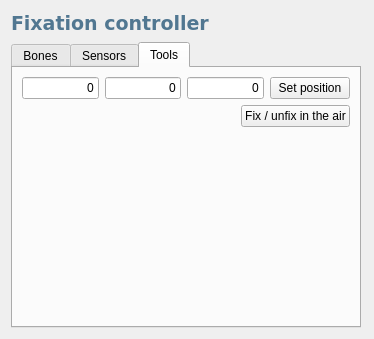
GeneCraft/GeneCraft-Project, file src/genelab/core/ui/widgets/entities/fixationproperties.ui: the form before one commit.
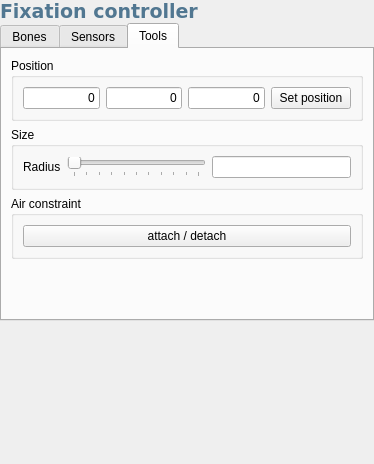
The form after the commit. The open tabs and pages were chosen to show the change. Icons and pictures are not drawn.

Commit message: * interface (mise en forme, stepper dans toolbar, resize fix radius) * synchronisation des events avec le rendu (simulationmanager) * refactoring : eventmanager -> eventsmanager

The edit to the form file:
```diff
--- a/src/genelab/core/ui/widgets/entities/fixationproperties.ui
+++ b/src/genelab/core/ui/widgets/entities/fixationproperties.ui
@@ -7,28 +7,28 @@
     <x>0</x>
     <y>0</y>
     <width>374</width>
-    <height>339</height>
+    <height>464</height>
    </rect>
   </property>
   <property name="sizePolicy">
-   <sizepolicy hsizetype="Preferred" vsizetype="Preferred">
+   <sizepolicy hsizetype="Expanding" vsizetype="Expanding">
     <horstretch>0</horstretch>
     <verstretch>0</verstretch>
    </sizepolicy>
   </property>
-  <property name="maximumSize">
-   <size>
-    <width>374</width>
-    <height>16777215</height>
-   </size>
-  </property>
   <property name="windowTitle">
    <string>Form</string>
   </property>
   <layout class="QVBoxLayout" name="verticalLayout">
+   <property name="spacing">
+    <number>0</number>
+   </property>
    <property name="sizeConstraint">
     <enum>QLayout::SetDefaultConstraint</enum>
    </property>
+   <property name="margin">
+    <number>0</number>
+   </property>
    <item>
     <widget class="QLabel" name="lFormTitle">
      <property name="font">
@@ -50,28 +50,10 @@
    </item>
    <item>
     <widget class="QTabWidget" name="tabWidget_2">
-     <property name="sizePolicy">
-      <sizepolicy hsizetype="MinimumExpanding" vsizetype="Minimum">
-       <horstretch>0</horstretch>
-       <verstretch>0</verstretch>
-      </sizepolicy>
-     </property>
-     <property name="minimumSize">
-      <size>
-       <width>0</width>
-       <height>0</height>
-      </size>
-     </property>
-     <property name="maximumSize">
-      <size>
-       <width>350</width>
-       <height>16777215</height>
-      </size>
-     </property>
      <property name="currentIndex">
       <number>0</number>
      </property>
-     <widget class="QWidget" name="tab">
+     <widget class="QWidget" name="tabBones">
       <attribute name="icon">
        <iconset resource="../../../ressources/ressources.qrc">
         <normaloff>:/img/icons/bone</normaloff>:/img/icons/bone</iconset>
@@ -221,7 +203,7 @@
        </item>
       </layout>
      </widget>
-     <widget class="QWidget" name="tab_3">
+     <widget class="QWidget" name="tabSensors">
       <attribute name="icon">
        <iconset resource="../../../ressources/ressources.qrc">
         <normaloff>:/img/icons/sensor</normaloff>:/img/icons/sensor</iconset>
@@ -230,7 +212,7 @@
        <string>Sensors</string>
       </attribute>
       <layout class="QGridLayout" name="gridLayout_3">
-       <item row="0" column="0">
+       <item row="0" column="0" colspan="4">
         <widget class="QComboBox" name="cbSensors">
          <property name="minimumSize">
           <size>
@@ -255,7 +237,7 @@
          </item>
         </widget>
        </item>
-       <item row="1" column="0" colspan="2">
+       <item row="1" column="0" rowspan="2">
         <widget class="QListWidget" name="listSensors">
          <property name="sizePolicy">
           <sizepolicy hsizetype="Expanding" vsizetype="Minimum">
@@ -265,7 +247,7 @@
          </property>
         </widget>
        </item>
-       <item row="0" column="1">
+       <item row="1" column="2">
         <widget class="QPushButton" name="pbAddSensor">
          <property name="minimumSize">
           <size>
@@ -282,9 +264,25 @@
          </property>
         </widget>
        </item>
+       <item row="2" column="2" rowspan="3">
+        <widget class="QPushButton" name="pushButton">
+         <property name="enabled">
+          <bool>false</bool>
+         </property>
+         <property name="minimumSize">
+          <size>
+           <width>0</width>
+           <height>40</height>
+          </size>
+         </property>
+         <property name="text">
+          <string>Delete</string>
+         </property>
+        </widget>
+       </item>
       </layout>
      </widget>
-     <widget class="QWidget" name="tab_4">
+     <widget class="QWidget" name="tabTools">
       <attribute name="icon">
        <iconset resource="../../../ressources/ressources.qrc">
         <normaloff>:/img/icons/wrench</normaloff>:/img/icons/wrench</iconset>
@@ -293,6 +291,12 @@
        <string>Tools</string>
       </attribute>
       <layout class="QGridLayout" name="gridLayout_2">
+       <item row="3" column="0">
+        <widget class="QGroupBox" name="groupBox_2">
+         <property name="title">
+          <string>Position</string>
+         </property>
+         <layout class="QGridLayout" name="gridLayout_5">
        <item row="0" column="0">
         <widget class="QLineEdit" name="leX">
          <property name="text">
@@ -323,37 +327,6 @@
          </property>
         </widget>
        </item>
-       <item row="1" column="0" colspan="4">
-        <layout class="QHBoxLayout" name="horizontalLayout">
-         <item>
-          <spacer name="horizontalSpacer">
-           <property name="orientation">
-            <enum>Qt::Horizontal</enum>
-           </property>
-           <property name="sizeHint" stdset="0">
-            <size>
-             <width>40</width>
-             <height>20</height>
-            </size>
-           </property>
-          </spacer>
-         </item>
-         <item>
-          <widget class="QPushButton" name="pbFixInTheAir">
-           <property name="enabled">
-            <bool>true</bool>
-           </property>
-           <property name="text">
-            <string>Fix / unfix in the air</string>
-           </property>
-           <property name="icon">
-            <iconset resource="../../../ressources/ressources.qrc">
-             <normaloff>:/img/icons/thumbtack</normaloff>:/img/icons/thumbtack</iconset>
-           </property>
-          </widget>
-         </item>
-        </layout>
-       </item>
        <item row="0" column="3">
         <widget class="QPushButton" name="pbSetPosition">
          <property name="text">
@@ -361,7 +334,48 @@
          </property>
         </widget>
        </item>
-       <item row="2" column="2">
+         </layout>
+        </widget>
+       </item>
+       <item row="4" column="0">
+        <widget class="QGroupBox" name="groupBox">
+         <property name="title">
+          <string>Size</string>
+         </property>
+         <layout class="QGridLayout" name="gridLayout_4">
+          <item row="0" column="1">
+           <widget class="QSlider" name="sRadius">
+            <property name="minimum">
+             <number>1</number>
+            </property>
+            <property name="maximum">
+             <number>10000</number>
+            </property>
+            <property name="orientation">
+             <enum>Qt::Horizontal</enum>
+            </property>
+            <property name="tickPosition">
+             <enum>QSlider::TicksBelow</enum>
+            </property>
+            <property name="tickInterval">
+             <number>1000</number>
+            </property>
+           </widget>
+          </item>
+          <item row="0" column="0">
+           <widget class="QLabel" name="label">
+            <property name="text">
+             <string>Radius</string>
+            </property>
+           </widget>
+          </item>
+          <item row="0" column="2">
+           <widget class="QLineEdit" name="lineEdit"/>
+          </item>
+         </layout>
+        </widget>
+       </item>
+       <item row="6" column="0">
         <spacer name="verticalSpacer">
          <property name="orientation">
           <enum>Qt::Vertical</enum>
@@ -374,9 +388,45 @@
          </property>
         </spacer>
        </item>
-      </layout>
-     </widget>
-    </widget>
+       <item row="5" column="0">
+        <widget class="QGroupBox" name="groupBox_3">
+         <property name="title">
+          <string>Air constraint</string>
+         </property>
+         <layout class="QGridLayout" name="gridLayout_6">
+          <item row="0" column="0">
+           <widget class="QPushButton" name="pbFixInTheAir">
+            <property name="enabled">
+             <bool>true</bool>
+            </property>
+            <property name="text">
+             <string>attach / detach</string>
+            </property>
+            <property name="icon">
+             <iconset resource="../../../ressources/ressources.qrc">
+              <normaloff>:/img/icons/thumbtack</normaloff>:/img/icons/thumbtack</iconset>
+            </property>
+           </widget>
+          </item>
+         </layout>
+        </widget>
+       </item>
+      </layout>
+     </widget>
+    </widget>
+   </item>
+   <item>
+    <spacer name="verticalSpacer_2">
+     <property name="orientation">
+      <enum>Qt::Vertical</enum>
+     </property>
+     <property name="sizeHint" stdset="0">
+      <size>
+       <width>20</width>
+       <height>40</height>
+      </size>
+     </property>
+    </spacer>
    </item>
   </layout>
  </widget>
```
Lines whose indentation alone changed are shown as unchanged. The commit also changes 18 other files.
